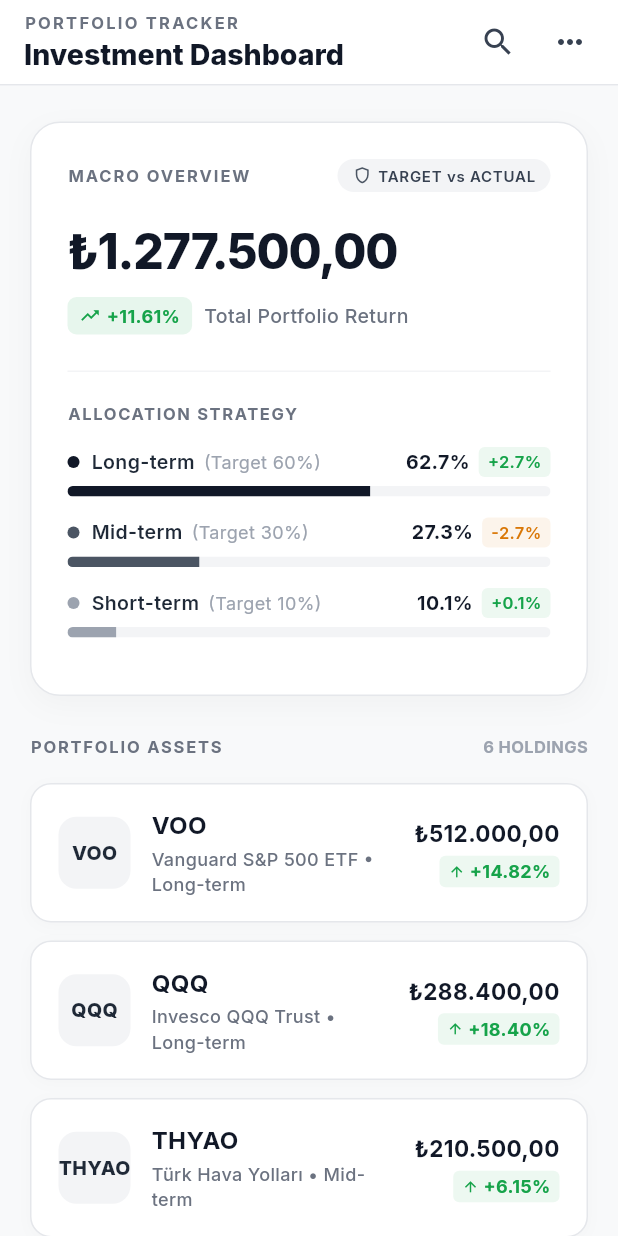
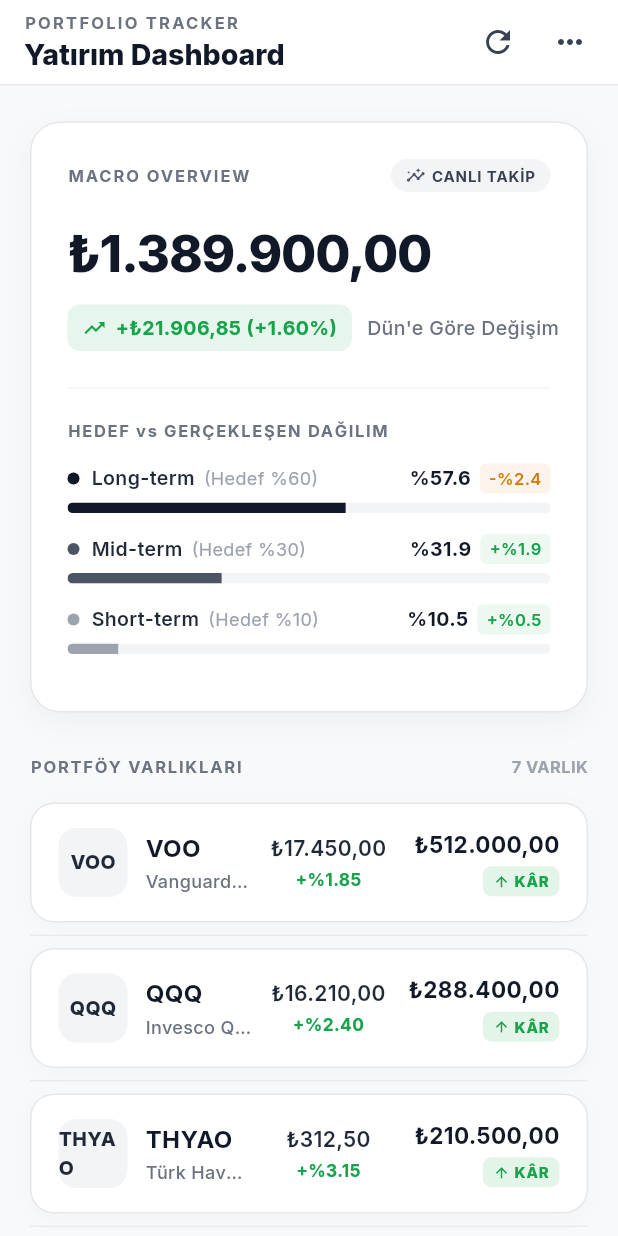
Before and after one commit to srhtcnbz/portfolio_tracker, a Flutter app: the screen it shows after launch, on a phone screen of 412 x 824 dp. Run offline on Flutter 3.47's test engine with Material 3 defaults, Android fonts, the light colour scheme and no system bars; our stand-ins replace google_fonts.

Commit message:
Update PortfolioAsset model, PortfolioService BIST/ETF data, and Dashboard UI with daily change and badge

```diff
--- a/lib/models/portfolio_asset.dart
+++ b/lib/models/portfolio_asset.dart
@@ -1,4 +1,4 @@
-/// Category classification for portfolio allocation horizon.
+/// Yatırım ufku (Long-term / Mid-term / Short-term) ve hedef oranları.
 enum AssetHorizon {
   longTerm('Long-term', 60.0),
   midTerm('Mid-term', 30.0),
@@ -9,22 +9,24 @@
   const AssetHorizon(this.label, this.targetPercentage);
 }
 
-/// Represents an asset holding in the portfolio with valuation in TL (₺).
+/// Portföydeki tek bir varlığın detaylarını (fiyat, değişim, toplam değer) tutan model.
 class PortfolioAsset {
   final String assetCode;
   final String name;
-  final double currentValueTl;
-  final double profitLossPercentage;
+  final double currentPrice;
+  final double dailyChangePercent;
+  final double totalValue;
   final AssetHorizon horizon;
 
   const PortfolioAsset({
     required this.assetCode,
     required this.name,
-    required this.currentValueTl,
-    required this.profitLossPercentage,
+    required this.currentPrice,
+    required this.dailyChangePercent,
+    required this.totalValue,
     required this.horizon,
   });
 
-  /// Whether this holding is currently in profit.
-  bool get isProfitable => profitLossPercentage >= 0;
+  /// Günlük veya toplam kâr durumu.
+  bool get isProfitable => dailyChangePercent >= 0;
 }
--- a/lib/screens/dashboard_screen.dart
+++ b/lib/screens/dashboard_screen.dart
@@ -4,16 +4,15 @@
 import '../widgets/macro_overview_card.dart';
 import '../widgets/portfolio_asset_tile.dart';
 
-/// Minimalist investment tracking dashboard screen.
-/// Features a top Macro Overview card (60/30/10 target vs actual allocation breakdown)
-/// and a scrollable ListView.builder of portfolio assets.
+/// Yatırım portföyü ana kontrol paneli ekranı.
+/// Provider ile PortfolioService üzerinden anlık verileri çeker.
 class DashboardScreen extends StatelessWidget {
   const DashboardScreen({super.key});
 
   @override
   Widget build(BuildContext context) {
     return Scaffold(
-      backgroundColor: const Color(0xFFF8F9FA), // Professional minimalist light grey background
+      backgroundColor: const Color(0xFFF8F9FA),
       appBar: AppBar(
         backgroundColor: Colors.white,
         elevation: 0,
@@ -33,7 +32,7 @@
             ),
             SizedBox(height: 2),
             Text(
-              'Investment Dashboard',
+              'Yatırım Dashboard',
               style: TextStyle(
                 fontSize: 19.0,
                 fontWeight: FontWeight.w800,
@@ -44,7 +43,7 @@
         ),
         actions: [
           IconButton(
-            icon: const Icon(Icons.search, color: Color(0xFF374151)),
+            icon: const Icon(Icons.refresh, color: Color(0xFF374151)),
             onPressed: () {},
           ),
           IconButton(
@@ -69,27 +68,28 @@
           return CustomScrollView(
             physics: const BouncingScrollPhysics(),
             slivers: [
-              // Top Macro Overview Section
+              // Üst Bölüm: Macro Overview Kartı (Toplam Değer, Dün'e göre Değişim, Alokasyon)
               SliverPadding(
                 padding: const EdgeInsets.fromLTRB(20.0, 24.0, 20.0, 20.0),
                 sliver: SliverToBoxAdapter(
                   child: MacroOverviewCard(
                     totalValueTl: portfolioService.totalValueTl,
-                    totalProfitLossPercentage: portfolioService.totalProfitLossPercentage,
+                    dailyChangeAmountTl: portfolioService.dailyChangeAmountTl,
+                    dailyChangePercentage: portfolioService.dailyChangePercentage,
                     allocations: allocations,
                   ),
                 ),
               ),
 
-              // Section Header for Asset Holdings List
+              // Liste Başlığı
               SliverPadding(
-                padding: const EdgeInsets.symmetric(horizontal: 20.0, vertical: 6.0),
+                padding: const EdgeInsets.symmetric(horizontal: 20.0, vertical: 8.0),
                 sliver: SliverToBoxAdapter(
                   child: Row(
                     mainAxisAlignment: MainAxisAlignment.spaceBetween,
                     children: [
                       const Text(
-                        'PORTFOLIO ASSETS',
+                        'PORTFÖY VARLIKLARI',
                         style: TextStyle(
                           fontSize: 11.0,
                           fontWeight: FontWeight.w700,
@@ -98,7 +98,7 @@
                         ),
                       ),
                       Text(
-                        '${assets.length} HOLDINGS',
+                        '${assets.length} VARLIK',
                         style: const TextStyle(
                           fontSize: 11.0,
                           fontWeight: FontWeight.w700,
@@ -110,21 +110,31 @@
                 ),
               ),
 
-              // Vertical Scrollable List of Individual Assets
+              // Varlık Listesi: ListView.builder yapısına denk SliverList (modern kart + ince divider)
               SliverPadding(
-                padding: const EdgeInsets.fromLTRB(20.0, 10.0, 20.0, 32.0),
+                padding: const EdgeInsets.fromLTRB(20.0, 8.0, 20.0, 36.0),
                 sliver: SliverList(
                   delegate: SliverChildBuilderDelegate(
                     (context, index) {
                       final asset = assets[index];
-                      return Padding(
-                        padding: const EdgeInsets.only(bottom: 12.0),
-                        child: PortfolioAssetTile(
-                          asset: asset,
-                          onTap: () {
-                            // Placeholder tap action for future detailed view
-                          },
-                        ),
+                      final isLast = index == assets.length - 1;
+
+                      return Column(
+                        children: [
+                          PortfolioAssetTile(
+                            asset: asset,
+                            onTap: () {},
+                          ),
+                          if (!isLast)
+                            const Padding(
+                              padding: EdgeInsets.symmetric(vertical: 8.0),
+                              child: Divider(
+                                color: Color(0xFFE5E7EB),
+                                height: 1,
+                                thickness: 0.8,
+                              ),
+                            ),
+                        ],
                       );
                     },
                     childCount: assets.length,
--- a/lib/services/portfolio_service.dart
+++ b/lib/services/portfolio_service.dart
@@ -3,73 +3,94 @@
 import '../models/portfolio_asset.dart';
 import '../widgets/macro_overview_card.dart';
 
-/// Service managing portfolio holdings and calculating macro overview allocations.
+/// Gerçek BIST ve Global ETF verilerini simüle eden ve durumu yöneten servis.
 class PortfolioService extends ChangeNotifier {
   final List<PortfolioAsset> _assets = const [
     PortfolioAsset(
       assetCode: 'VOO',
       name: 'Vanguard S&P 500 ETF',
-      currentValueTl: 512000.00,
-      profitLossPercentage: 14.82,
+      currentPrice: 17450.00,
+      dailyChangePercent: 1.85,
+      totalValue: 512000.00,
       horizon: AssetHorizon.longTerm,
     ),
     PortfolioAsset(
       assetCode: 'QQQ',
       name: 'Invesco QQQ Trust',
-      currentValueTl: 288400.00,
-      profitLossPercentage: 18.40,
+      currentPrice: 16210.00,
+      dailyChangePercent: 2.40,
+      totalValue: 288400.00,
       horizon: AssetHorizon.longTerm,
     ),
     PortfolioAsset(
       assetCode: 'THYAO',
       name: 'Türk Hava Yolları',
-      currentValueTl: 210500.00,
-      profitLossPercentage: 6.15,
+      currentPrice: 312.50,
+      dailyChangePercent: 3.15,
+      totalValue: 210500.00,
       horizon: AssetHorizon.midTerm,
     ),
     PortfolioAsset(
       assetCode: 'ASELS',
       name: 'Aselsan Elektronik',
-      currentValueTl: 138000.00,
-      profitLossPercentage: -2.40,
+      currentPrice: 64.80,
+      dailyChangePercent: -1.20,
+      totalValue: 138000.00,
       horizon: AssetHorizon.midTerm,
     ),
     PortfolioAsset(
-      assetCode: 'ALTIN',
-      name: 'Gram Altın Fonu',
-      currentValueTl: 85600.00,
-      profitLossPercentage: 9.30,
+      assetCode: 'TUPRS',
+      name: 'Tüpraş',
+      currentPrice: 172.40,
+      dailyChangePercent: 0.95,
+      totalValue: 95000.00,
+      horizon: AssetHorizon.midTerm,
+    ),
+    PortfolioAsset(
+      assetCode: 'KCHOL',
+      name: 'Koç Holding',
+      currentPrice: 218.00,
+      dailyChangePercent: -0.60,
+      totalValue: 82000.00,
       horizon: AssetHorizon.shortTerm,
     ),
     PortfolioAsset(
-      assetCode: 'PPF',
-      name: 'Para Piyasası Fonu',
-      currentValueTl: 43000.00,
-      profitLossPercentage: 4.10,
+      assetCode: 'GLDTR',
+      name: 'Ziraat Altın ETF',
+      currentPrice: 2840.00,
+      dailyChangePercent: 1.10,
+      totalValue: 64000.00,
       horizon: AssetHorizon.shortTerm,
     ),
   ];
 
-  /// Unmodifiable list of assets.
+  /// Portföydeki tüm varlıkların salt okunur listesi.
   List<PortfolioAsset> get assets => List.unmodifiable(_assets);
 
-  /// Total current market valuation in Turkish Lira (₺).
+  /// Toplam portföy değeri (TL).
   double get totalValueTl {
-    return _assets.fold(0.0, (sum, asset) => sum + asset.currentValueTl);
+    return _assets.fold(0.0, (sum, asset) => sum + asset.totalValue);
   }
 
-  /// Total weighted profit/loss return percentage across the portfolio.
-  double get totalProfitLossPercentage {
-    if (_assets.isEmpty || totalValueTl == 0) return 0.0;
-    double weightedSum = 0.0;
-    for (final asset in _assets) {
-      final weight = asset.currentValueTl / totalValueTl;
-      weightedSum += asset.profitLossPercentage * weight;
-    }
-    return weightedSum;
+  /// Dün'e göre toplam günlük parasal değişim (TL).
+  double get dailyChangeAmountTl {
+    return _assets.fold(0.0, (sum, asset) {
+      // Varlığın dünkü değeri: totalValue / (1 + changePct/100)
+      final yesterdayValue = asset.totalValue / (1 + (asset.dailyChangePercent / 100));
+      return sum + (asset.totalValue - yesterdayValue);
+    });
   }
 
-  /// Calculates target vs actual percentage breakdown for Long/Mid/Short horizons.
+  /// Dün'e göre toplam günlük yüzde değişim (%).
+  double get dailyChangePercentage {
+    final totalNow = totalValueTl;
+    if (totalNow == 0) return 0.0;
+    final totalYesterday = totalNow - dailyChangeAmountTl;
+    if (totalYesterday == 0) return 0.0;
+    return ((totalNow - totalYesterday) / totalYesterday) * 100.0;
+  }
+
+  /// Hedef ile gerçekleşen alokasyon oranları (Long-term / Mid-term / Short-term).
   List<HorizonAllocation> get macroAllocations {
     final total = totalValueTl;
     if (total == 0) {
@@ -78,7 +99,7 @@
           label: 'Long-term',
           targetPercentage: 60.0,
           actualPercentage: 0.0,
-          barColor: Color(0xFF1F2937),
+          barColor: Color(0xFF111827),
         ),
         HorizonAllocation(
           label: 'Mid-term',
@@ -102,13 +123,13 @@
     for (final asset in _assets) {
       switch (asset.horizon) {
         case AssetHorizon.longTerm:
-          longTermSum += asset.currentValueTl;
+          longTermSum += asset.totalValue;
           break;
         case AssetHorizon.midTerm:
-          midTermSum += asset.currentValueTl;
+          midTermSum += asset.totalValue;
           break;
         case AssetHorizon.shortTerm:
-          shortTermSum += asset.currentValueTl;
+          shortTermSum += asset.totalValue;
           break;
       }
     }
--- a/lib/widgets/macro_overview_card.dart
+++ b/lib/widgets/macro_overview_card.dart
@@ -1,7 +1,7 @@
 import 'package:flutter/material.dart';
 import 'package:intl/intl.dart';
 
-/// Allocation summary data model for a specific investment horizon.
+/// Yatırım ufku alokasyon veri modeli.
 class HorizonAllocation {
   final String label;
   final double targetPercentage;
@@ -16,17 +16,19 @@
   });
 }
 
-/// A minimalist, high-end Macro Overview card showing total portfolio value in TL
-/// and the breakdown of Long-term (60%), Mid-term (30%), and Short-term (10%) targets vs actuals.
+/// Portföyün genel durumunu, dünkü değer değişimini (TL & %)
+/// ve hedef/gerçekleşen varlık dağılımını gösteren modern Macro Overview kartı.
 class MacroOverviewCard extends StatelessWidget {
   final double totalValueTl;
-  final double totalProfitLossPercentage;
+  final double dailyChangeAmountTl;
+  final double dailyChangePercentage;
   final List<HorizonAllocation> allocations;
 
   const MacroOverviewCard({
     super.key,
     required this.totalValueTl,
-    required this.totalProfitLossPercentage,
+    required this.dailyChangeAmountTl,
+    required this.dailyChangePercentage,
     required this.allocations,
   });
 
@@ -37,8 +39,8 @@
       decimalDigits: 2,
       locale: 'tr_TR',
     );
-    final isPositive = totalProfitLossPercentage >= 0;
-    final badgeColor = isPositive ? const Color(0xFF16A34A) : const Color(0xFFDC2626);
+    final isPositive = dailyChangeAmountTl >= 0;
+    final changeColor = isPositive ? const Color(0xFF16A34A) : const Color(0xFFDC2626);
 
     return Container(
       width: double.infinity,
@@ -49,7 +51,7 @@
         border: Border.all(color: const Color(0xFFE5E7EB), width: 1.0),
         boxShadow: const [
           BoxShadow(
-            color: Color(0x08000000),
+            color: Color(0x0A000000),
             blurRadius: 16,
             offset: Offset(0, 6),
           ),
@@ -58,7 +60,7 @@
       child: Column(
         crossAxisAlignment: CrossAxisAlignment.start,
         children: [
-          // Header row
+          // Header
           Row(
             mainAxisAlignment: MainAxisAlignment.spaceBetween,
             children: [
@@ -80,14 +82,14 @@
                 child: const Row(
                   mainAxisSize: MainAxisSize.min,
                   children: [
-                    Icon(Icons.shield_outlined, size: 13, color: Color(0xFF4B5563)),
+                    Icon(Icons.insights, size: 13, color: Color(0xFF4B5563)),
                     SizedBox(width: 4),
                     Text(
-                      'TARGET vs ACTUAL',
+                      'CANLI TAKİP',
                       style: TextStyle(
                         fontSize: 10.0,
-                        fontWeight: FontWeight.w600,
-                        letterSpacing: 0.5,
+                        fontWeight: FontWeight.w700,
+                        letterSpacing: 0.6,
                         color: Color(0xFF374151),
                       ),
                     ),
@@ -98,48 +100,51 @@
           ),
           const SizedBox(height: 16.0),
 
-          // Total Value & Return Badge
+          // Toplam Portföy Değeri
           Text(
             tlFormatter.format(totalValueTl),
             style: const TextStyle(
-              fontSize: 32.0,
+              fontSize: 34.0,
               fontWeight: FontWeight.w800,
               letterSpacing: -0.8,
               color: Color(0xFF111827),
             ),
           ),
-          const SizedBox(height: 8.0),
+          const SizedBox(height: 10.0),
+
+          // Dün'e göre toplam değişim (TL ve %)
           Row(
             children: [
               Container(
-                padding: const EdgeInsets.symmetric(horizontal: 8.0, vertical: 4.0),
+                padding: const EdgeInsets.symmetric(horizontal: 10.0, vertical: 6.0),
                 decoration: BoxDecoration(
-                  color: badgeColor.withOpacity(0.10),
-                  borderRadius: BorderRadius.circular(6.0),
+                  color: changeColor.withOpacity(0.10),
+                  borderRadius: BorderRadius.circular(8.0),
                 ),
                 child: Row(
                   mainAxisSize: MainAxisSize.min,
                   children: [
                     Icon(
                       isPositive ? Icons.trending_up : Icons.trending_down,
-                      size: 14.0,
-                      color: badgeColor,
+                      size: 16.0,
+                      color: changeColor,
                     ),
-                    const SizedBox(width: 4.0),
+                    const SizedBox(width: 6.0),
                     Text(
-                      '${isPositive ? '+' : ''}${totalProfitLossPercentage.toStringAsFixed(2)}%',
+                      '${isPositive ? '+' : ''}${tlFormatter.format(dailyChangeAmountTl)} '
+                      '(${isPositive ? '+' : ''}${dailyChangePercentage.toStringAsFixed(2)}%)',
                       style: TextStyle(
-                        fontSize: 12.0,
+                        fontSize: 13.0,
                         fontWeight: FontWeight.w700,
-                        color: badgeColor,
+                        color: changeColor,
                       ),
                     ),
                   ],
                 ),
               ),
-              const SizedBox(width: 8.0),
+              const SizedBox(width: 10.0),
               const Text(
-                'Total Portfolio Return',
+                "Dün'e Göre Değişim",
                 style: TextStyle(
                   fontSize: 13.0,
                   color: Color(0xFF6B7280),
@@ -153,9 +158,9 @@
           const Divider(color: Color(0xFFF3F4F6), height: 1),
           const SizedBox(height: 20.0),
 
-          // Allocation Section Header
+          // Hedef vs Gerçekleşen Dağılım Başlığı
           const Text(
-            'ALLOCATION STRATEGY',
+            'HEDEF vs GERÇEKLEŞEN DAĞILIM',
             style: TextStyle(
               fontSize: 11.0,
               fontWeight: FontWeight.w700,
@@ -165,7 +170,7 @@
           ),
           const SizedBox(height: 14.0),
 
-          // Allocation Breakdown Bars
+          // Allocation Rows
           ...allocations.map((item) => _buildAllocationRow(item)),
         ],
       ),
@@ -175,8 +180,8 @@
   Widget _buildAllocationRow(HorizonAllocation item) {
     final diff = item.actualPercentage - item.targetPercentage;
     final diffText = diff >= 0
-        ? '+${diff.toStringAsFixed(1)}%'
-        : '${diff.toStringAsFixed(1)}%';
+        ? '+%${diff.toStringAsFixed(1)}'
+        : '-%${diff.abs().toStringAsFixed(1)}';
     final diffColor = diff >= 0 ? const Color(0xFF16A34A) : const Color(0xFFD97706);
 
     return Padding(
@@ -208,7 +213,7 @@
                   ),
                   const SizedBox(width: 6),
                   Text(
-                    '(Target ${item.targetPercentage.toStringAsFixed(0)}%)',
+                    '(Hedef %${item.targetPercentage.toStringAsFixed(0)})',
                     style: const TextStyle(
                       fontSize: 12.0,
                       color: Color(0xFF9CA3AF),
@@ -219,7 +224,7 @@
               Row(
                 children: [
                   Text(
-                    '${item.actualPercentage.toStringAsFixed(1)}%',
+                    '%${item.actualPercentage.toStringAsFixed(1)}',
                     style: const TextStyle(
                       fontSize: 13.0,
                       fontWeight: FontWeight.w700,
--- a/lib/widgets/portfolio_asset_tile.dart
+++ b/lib/widgets/portfolio_asset_tile.dart
@@ -2,8 +2,10 @@
 import 'package:intl/intl.dart';
 import '../models/portfolio_asset.dart';
 
-/// Minimalist list tile displaying an individual portfolio asset holding.
-/// Shows Asset Code on the left, current TL valuation and colored P&L percentage on the right.
+/// Her bir varlık için modern, yuvarlatılmış köşeli kart görünümünde AssetTile widget'ı.
+/// Sol: Sembol ve İsim
+/// Orta: Güncel Fiyat ve Günlük Değişim Yüzdesi
+/// Sağ: Toplam Değer (TL) ve Kâr/Zarar Durum Badge'i
 class PortfolioAssetTile extends StatelessWidget {
   final PortfolioAsset asset;
   final VoidCallback? onTap;
@@ -22,31 +24,35 @@
       locale: 'tr_TR',
     );
     final isProfit = asset.isProfitable;
-    final changeColor = isProfit ? const Color(0xFF16A34A) : const Color(0xFFDC2626);
+    final badgeColor = isProfit ? const Color(0xFF16A34A) : const Color(0xFFDC2626);
 
     return InkWell(
       onTap: onTap,
-      borderRadius: BorderRadius.circular(14.0),
+      borderRadius: BorderRadius.circular(16.0),
       child: Container(
         padding: const EdgeInsets.symmetric(horizontal: 18.0, vertical: 16.0),
         decoration: BoxDecoration(
           color: Colors.white,
-          borderRadius: BorderRadius.circular(14.0),
+          borderRadius: BorderRadius.circular(16.0),
           border: Border.all(color: const Color(0xFFE5E7EB), width: 1.0),
           boxShadow: const [
             BoxShadow(
-              color: Color(0x05000000),
-              blurRadius: 8,
-              offset: Offset(0, 2),
+              color: Color(0x06000000),
+              blurRadius: 10,
+              offset: Offset(0, 3),
             ),
           ],
         ),
         child: Row(
           children: [
-            // Left: Asset Code Badge & Name
+            // Sol: Varlık ismi ve sembolü (Örn: VOO - Vanguard S&P 500)
+            Expanded(
+              flex: 5,
+              child: Row(
+                children: [
                   Container(
-              width: 48.0,
-              height: 48.0,
+                    width: 46.0,
+                    height: 46.0,
                     alignment: Alignment.center,
                     decoration: BoxDecoration(
                       color: const Color(0xFFF3F4F6),
@@ -63,7 +69,7 @@
                       ),
                     ),
                   ),
-            const SizedBox(width: 14.0),
+                  const SizedBox(width: 12.0),
                   Expanded(
                     child: Column(
                       crossAxisAlignment: CrossAxisAlignment.start,
@@ -78,7 +84,9 @@
                         ),
                         const SizedBox(height: 2.0),
                         Text(
-                    '${asset.name} • ${asset.horizon.label}',
+                          asset.name,
+                          maxLines: 1,
+                          overflow: TextOverflow.ellipsis,
                           style: const TextStyle(
                             fontSize: 12.0,
                             color: Color(0xFF6B7280),
@@ -88,13 +96,45 @@
                       ],
                     ),
                   ),
-            const SizedBox(width: 12.0),
-            // Right: Current Value in TL & Colored P/L percentage
-            Column(
+                ],
+              ),
+            ),
+
+            // Orta: Güncel Fiyat (TL bazlı) ve altında küçük puntoyla günlük değişim yüzdesi
+            Expanded(
+              flex: 4,
+              child: Column(
+                crossAxisAlignment: CrossAxisAlignment.center,
+                children: [
+                  Text(
+                    tlFormatter.format(asset.currentPrice),
+                    style: const TextStyle(
+                      fontSize: 14.0,
+                      fontWeight: FontWeight.w600,
+                      color: Color(0xFF1F2937),
+                    ),
+                  ),
+                  const SizedBox(height: 3.0),
+                  Text(
+                    '${isProfit ? '+' : ''}%${asset.dailyChangePercent.toStringAsFixed(2)}',
+                    style: TextStyle(
+                      fontSize: 11.5,
+                      fontWeight: FontWeight.w700,
+                      color: badgeColor,
+                    ),
+                  ),
+                ],
+              ),
+            ),
+
+            // Sağ: Toplam Değer (TL) ve Kâr/Zarar etiket Badge'i
+            Expanded(
+              flex: 4,
+              child: Column(
                 crossAxisAlignment: CrossAxisAlignment.end,
                 children: [
                   Text(
-                  tlFormatter.format(asset.currentValueTl),
+                    tlFormatter.format(asset.totalValue),
                     style: const TextStyle(
                       fontSize: 15.0,
                       fontWeight: FontWeight.w700,
@@ -103,10 +143,10 @@
                   ),
                   const SizedBox(height: 4.0),
                   Container(
-                  padding: const EdgeInsets.symmetric(horizontal: 6.0, vertical: 2.0),
+                    padding: const EdgeInsets.symmetric(horizontal: 7.0, vertical: 3.0),
                     decoration: BoxDecoration(
-                    color: changeColor.withOpacity(0.08),
-                    borderRadius: BorderRadius.circular(4.0),
+                      color: badgeColor.withOpacity(0.12),
+                      borderRadius: BorderRadius.circular(6.0),
                     ),
                     child: Row(
                       mainAxisSize: MainAxisSize.min,
@@ -114,15 +154,16 @@
                         Icon(
                           isProfit ? Icons.arrow_upward : Icons.arrow_downward,
                           size: 11.0,
-                        color: changeColor,
+                          color: badgeColor,
                         ),
                         const SizedBox(width: 3.0),
                         Text(
-                        '${isProfit ? '+' : ''}${asset.profitLossPercentage.toStringAsFixed(2)}%',
+                          isProfit ? 'KÂR' : 'ZARAR',
                           style: TextStyle(
-                          fontSize: 12.0,
-                          fontWeight: FontWeight.w700,
-                          color: changeColor,
+                            fontSize: 10.0,
+                            fontWeight: FontWeight.w800,
+                            letterSpacing: 0.5,
+                            color: badgeColor,
                           ),
                         ),
                       ],
@@ -130,6 +171,7 @@
                   ),
                 ],
               ),
+            ),
           ],
         ),
       ),
```
Lines whose indentation alone changed are shown as unchanged.
